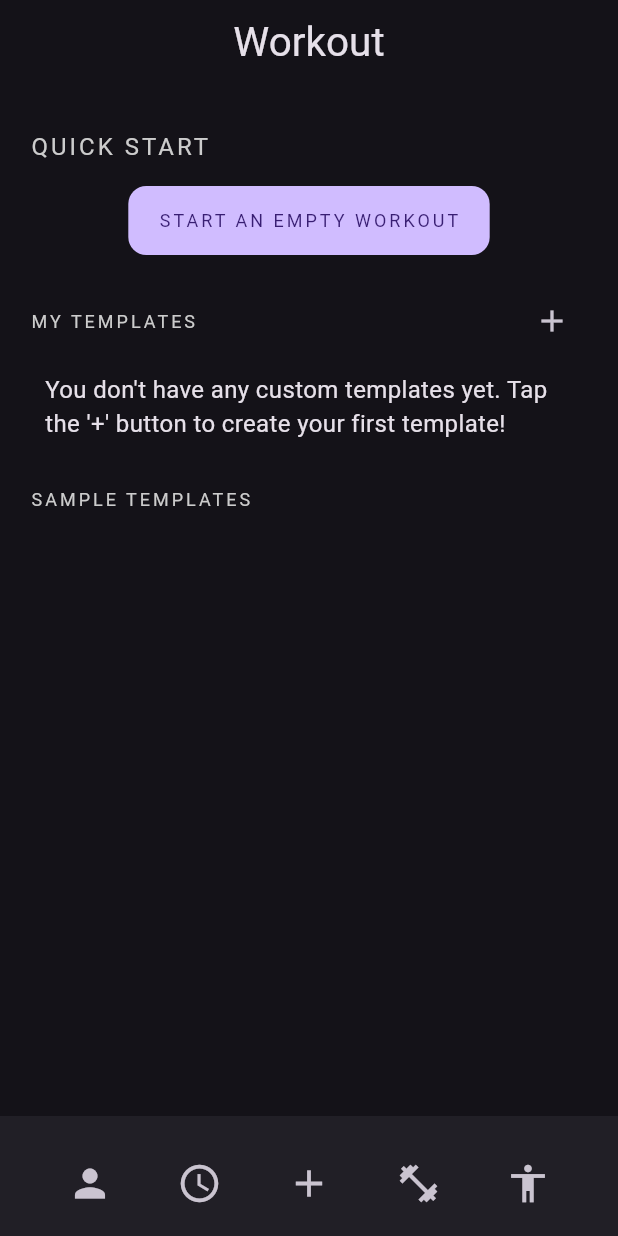
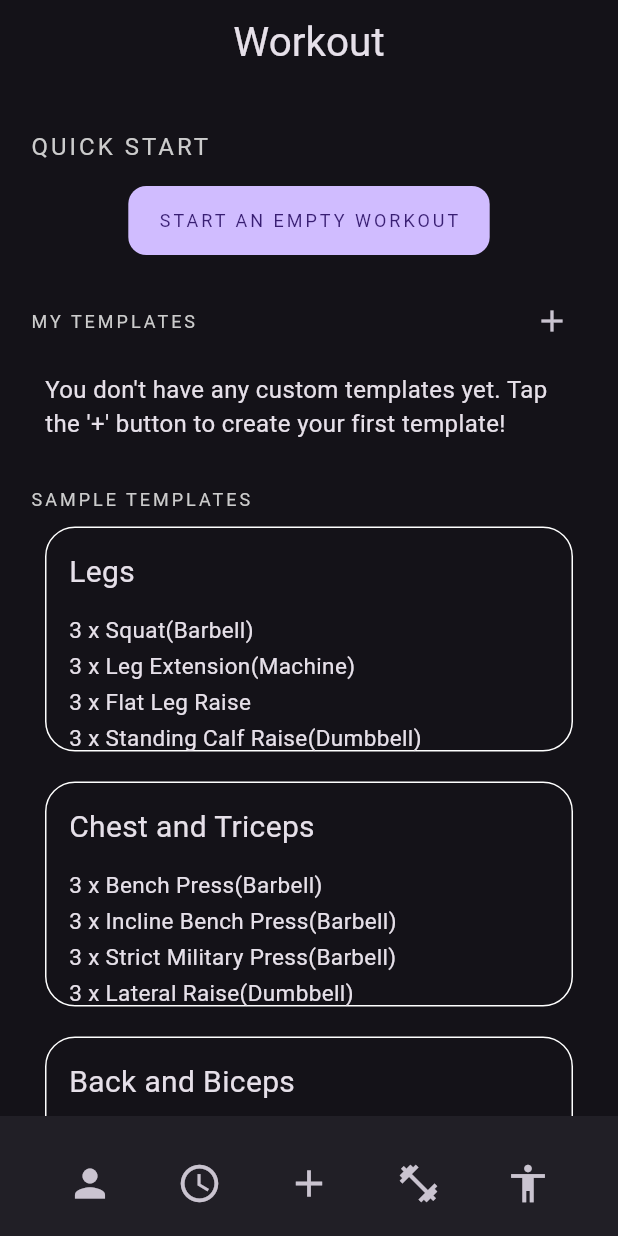
Before and after one commit to SALANKIII/blunalom, a Flutter app: the screen it shows after launch, item 3 of the bottom bar chosen, on a phone screen of 412 x 824 dp. Run offline on Flutter 3.47's test engine with Material 3 defaults, Android fonts, the phone set to English and light mode, and no system bars; our stand-ins replace get.

Commit message:
weight_time_done

```diff
--- a/lib/controllers/core_controllers/weight_add_view_controller.dart
+++ b/lib/controllers/core_controllers/weight_add_view_controller.dart
@@ -4,17 +4,18 @@ import 'package:get/get.dart';
 
 class WeightAddViewController extends GetxController {
   TextEditingController weight = TextEditingController();
-  DateTime datetime = DateTime.now();
 
   void kiurites() {
     weight.clear();
   }
 
   void rogzites() {
+    DateTime date= DateTime.now();
+    print(date);
     Get.back(
       result: Weight(
         weight: weight.value.text,
-        date: datetime,
+        date:date,
       ),
     );
     update();
--- a/lib/controllers/core_controllers/weight_view_controller.dart
+++ b/lib/controllers/core_controllers/weight_view_controller.dart
@@ -4,9 +4,8 @@ import 'package:flutter/material.dart';
 import 'package:get/get.dart';
 
 class WeightViewController extends GetxController {
-  WeightViewController({required this.weightList, required this.dateTime});
+  WeightViewController({required this.weightList});
   List<Weight> weightList;
-  DateTime dateTime;
 
   void navToWeightAddView() async {
     Weight weight = await Get.to(WeightAddView());
@@ -18,7 +17,7 @@ class WeightViewController extends GetxController {
   List<Widget> getRows() {
     List<Widget> temp = [];
 
-    for (Weight weight in weightList) {
+    for (Weight weight in weightList.reversed) {
       temp.add(
         Padding(
           padding: EdgeInsets.all(20),
@@ -27,7 +26,7 @@ class WeightViewController extends GetxController {
             children: [
               Text("${weight.weight.toString()}kg",
                   style: TextStyle(color: Colors.white, fontSize: 20)),
-                  Text("${dateTime}",
+                  Text("${weight.date.toString().split(' ')}",
                   style: TextStyle(color: Colors.white, fontSize: 20)),
             ],
           ),
--- a/lib/controllers/measure_view_controller.dart
+++ b/lib/controllers/measure_view_controller.dart
@@ -38,7 +38,7 @@ class MeasureViewController extends GetxController {
     Get.snackbar("${weight.weight}kg", "Succesfully added!");
   }
   void navToWeightView() {
-    Get.to(WeightView(weightList: weightList, dateTime: dateTime,));
+    Get.to(WeightView(weightList: weightList));
   }
 
   void navToProfileView() {
--- a/lib/views/measure/core/weight_view.dart
+++ b/lib/views/measure/core/weight_view.dart
@@ -4,15 +4,14 @@ import 'package:flutter/material.dart';
 import 'package:get/get.dart';
 
 class WeightView extends StatelessWidget {
-  WeightView({required this.weightList, required this.dateTime,});
+  WeightView({required this.weightList});
   List<Weight> weightList = [];
-  DateTime dateTime;
 
   late WeightViewController controller;
 
   @override
   Widget build(BuildContext context) {
-    controller = Get.put(WeightViewController(weightList: weightList, dateTime: dateTime));
+    controller = Get.put(WeightViewController(weightList: weightList));
     return GetBuilder<WeightViewController>(
         init: controller,
         builder: (_) {
--- a/lib/views/profile_view.dart
+++ b/lib/views/profile_view.dart
@@ -18,7 +18,7 @@ class ProfileView extends StatelessWidget {
                 style: TextStyle(fontSize: 27),
               ),
               actions: [
-                IconButton(onPressed: (){}, icon: Icon(Icons.settings))
+                IconButton(onPressed: () {}, icon: Icon(Icons.settings))
               ],
               centerTitle: true,
             ),
@@ -29,28 +29,37 @@ class ProfileView extends StatelessWidget {
                   Row(
                     children: [
                       //profilepic
-                      Icon(Icons.person, size: 40,),
+                      Icon(
+                        Icons.person,
+                        size: 40,
+                      ),
                       //name and data
                       Padding(
                         padding: EdgeInsets.only(left: 20),
                         child: Column(
                           children: [
                             Text("Name"),
-                            SizedBox(height: 5,),
+                            SizedBox(
+                              height: 5,
+                            ),
                             Text("0 workouts"),
                           ],
                         ),
                       ),
                     ],
                   ),
-                  SizedBox(height: 20,),
-                  Text("QUICK START",
-                          style: TextStyle(
-                              fontSize: 16,
-                              color: Color(0xFFCCCCCC),
-                              letterSpacing: 2)),
-                              SizedBox(height: 20,),
-                  Container(decoration: BoxDecoration(borderRadius: BorderRadius.circular(10)),)
+                  SizedBox(
+                    height: 20,
+                  ),
+                  Text("DASHBOARD",
+                      style: TextStyle(
+                          fontSize: 16,
+                          color: Color(0xFFCCCCCC),
+                          letterSpacing: 2)),
+                  SizedBox(
+                    height: 20,
+                  ),
+
                 ],
               ),
             ),
--- a/lib/views/workout_view.dart
+++ b/lib/views/workout_view.dart
@@ -20,7 +20,9 @@ class WorkoutView extends StatelessWidget {
               centerTitle: true,
               automaticallyImplyLeading: false,
             ),
-            body: Padding(
+            body: SingleChildScrollView(
+              physics: BouncingScrollPhysics(),
+              child: Padding(
                 padding: EdgeInsets.all(20),
                 child: Column(
                   children: [
@@ -88,8 +90,104 @@ class WorkoutView extends StatelessWidget {
                         ),
                       ],
                     ),
-                  Column(children: [Container()],)
+                    Column(
+                      children: [
+                        Padding(
+                          padding: EdgeInsets.all(10),
+                          child: Container(
+                            width: 500,
+                            height: 150,
+                            decoration: BoxDecoration(
+                              border: Border.all(color: Colors.white, width: 1),
+                            borderRadius: BorderRadius.circular(20)
+                            ),
+                            child: Padding(
+                              padding: EdgeInsets.all(15),
+                              child: Column(
+                                crossAxisAlignment: CrossAxisAlignment.start,
+                                children: [
+                                  Text("Legs", style: TextStyle(fontSize: 20),),
+                                  SizedBox(height: 13,),
+                                  Text("3 x Squat(Barbell)", style: TextStyle(fontSize: 15),),
+                                  SizedBox(height: 3,),
+                                  Text("3 x Leg Extension(Machine)", style: TextStyle(fontSize: 15),),
+                                  SizedBox(height: 3,),
+                                  Text("3 x Flat Leg Raise", style: TextStyle(fontSize: 15),),
+                                  SizedBox(height: 3,),
+                                  Text("3 x Standing Calf Raise(Dumbbell)", style: TextStyle(fontSize: 15),),
                                 ],
+                              ),
+                            ),
+                          ),
+                        ),
+                      ],
+                    ),
+                    Column(
+                      children: [
+                        Padding(
+                          padding: EdgeInsets.all(10),
+                          child: Container(
+                            width: 500,
+                            height: 150,
+                            decoration: BoxDecoration(
+                              border: Border.all(color: Colors.white, width: 1),
+                            borderRadius: BorderRadius.circular(20)
+                            ),
+                            child: Padding(
+                              padding: EdgeInsets.all(15),
+                              child: Column(
+                                crossAxisAlignment: CrossAxisAlignment.start,
+                                children: [
+                                  Text("Chest and Triceps", style: TextStyle(fontSize: 20),),
+                                  SizedBox(height: 13,),
+                                  Text("3 x Bench Press(Barbell)", style: TextStyle(fontSize: 15),),
+                                  SizedBox(height: 3,),
+                                  Text("3 x Incline Bench Press(Barbell)", style: TextStyle(fontSize: 15),),
+                                  SizedBox(height: 3,),
+                                  Text("3 x Strict Military Press(Barbell)", style: TextStyle(fontSize: 15),),
+                                  SizedBox(height: 3,),
+                                  Text("3 x Lateral Raise(Dumbbell)", style: TextStyle(fontSize: 15),),
+                                ],
+                              ),
+                            ),
+                          ),
+                        ),
+                      ],
+                    ),
+                    Column(
+                      children: [
+                        Padding(
+                          padding: EdgeInsets.all(10),
+                          child: Container(
+                            width: 500,
+                            height: 150,
+                            decoration: BoxDecoration(
+                              border: Border.all(color: Colors.white, width: 1),
+                            borderRadius: BorderRadius.circular(20)
+                            ),
+                            child: Padding(
+                              padding: EdgeInsets.all(15),
+                              child: Column(
+                                crossAxisAlignment: CrossAxisAlignment.start,
+                                children: [
+                                  Text("Back and Biceps", style: TextStyle(fontSize: 20),),
+                                  SizedBox(height: 13,),
+                                  Text("3 x Deadlift(Barbell)", style: TextStyle(fontSize: 15),),
+                                  SizedBox(height: 3,),
+                                  Text("3 x Seated Row(Cable)", style: TextStyle(fontSize: 15),),
+                                  SizedBox(height: 3,),
+                                  Text("3 x Lat Pulldown(Cable)", style: TextStyle(fontSize: 15),),
+                                  SizedBox(height: 3,),
+                                  Text("3 x Bicep Curl(Barbell)", style: TextStyle(fontSize: 15),),
+                                ],
+                              ),
+                            ),
+                          ),
+                        ),
+                      ],
+                    ),
+                  ],
+                ),
               ),
             ),
             bottomNavigationBar: BottomAppBar(
--- a/pubspec.yaml
+++ b/pubspec.yaml
@@ -10,7 +10,6 @@ dependencies:
   flutter:
     sdk: flutter
   get: ^4.6.5
-  fl_chart: ^0.66.1
 
 dev_dependencies:
   flutter_test:
```
Lines whose indentation alone changed are shown as unchanged.
